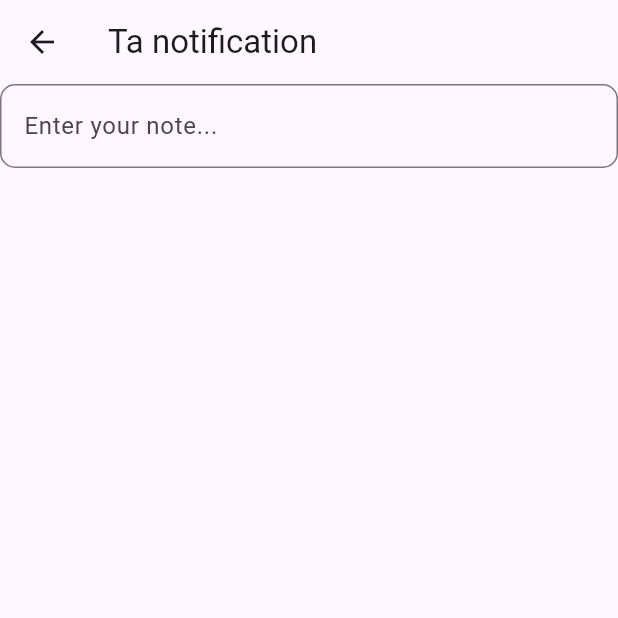
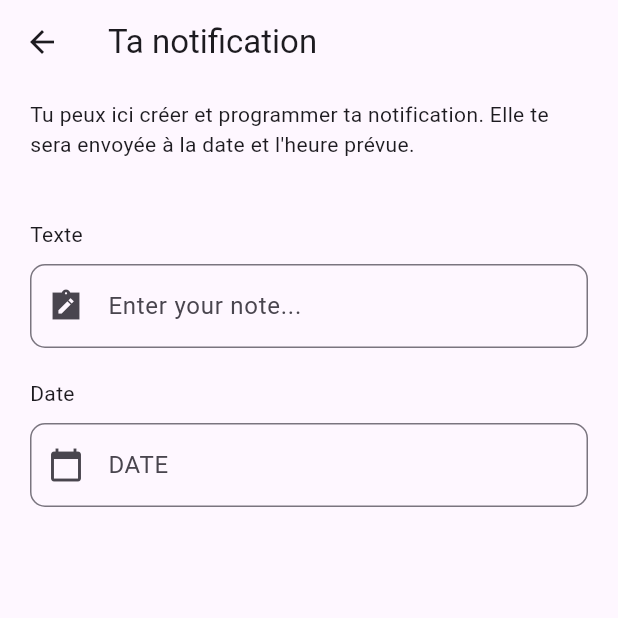
Before and after one commit to PenseeExprimee/RappelleMoi, a Flutter app: the CreateOrUpdateNotesView screen opened by its route, on a phone screen of 412 x 824 dp, the top half of it. Run offline on Flutter 3.47's test engine with Material 3 defaults, Android fonts, the phone set to English and light mode, and no system bars; our stand-ins replace bloc, cloud_firestore, firebase_auth, firebase_core, flutter_bloc; accounts and stored records are empty.

Commit message:
Add a date field to the create or update note page

```diff
--- a/lib/services/cloud/cloud_firebase_storage.dart
+++ b/lib/services/cloud/cloud_firebase_storage.dart
@@ -33,7 +33,8 @@ class FirebaseCloudStorage {
       return CloudNote(
         noteId: fetchedNote.id,
         userId: ownerUserId,
-        text: ''
+        text: '',
+        //notificationDate: DateTime.now()
       );
     } catch (e){
       throw CouldNotCreateNote();
--- a/lib/services/cloud/cloud_note.dart
+++ b/lib/services/cloud/cloud_note.dart
@@ -9,11 +9,13 @@ class CloudNote {
   final String noteId;
   final String userId;
   final String text;
+  //final DateTime notificationDate;
 
   const CloudNote({
     required this.noteId,
     required this.userId,
-    required this.text
+    required this.text,
+    //required this.notificationDate
   });
 
   //factory constrctor to get the note from the database and transform it into one of our CloudNote :D
@@ -22,4 +24,5 @@ class CloudNote {
   noteId = snapshot.id,
   userId = snapshot.data()['user_id'],
   text = snapshot.data()['text'] as String;
+  //notificationDate = snapshot.data()['execution_date'];
 }
--- a/lib/views/notes/create_or_update_view.dart
+++ b/lib/views/notes/create_or_update_view.dart
@@ -15,13 +15,16 @@ class CreateOrUpdateNotesView extends StatefulWidget {
 class _CreateOrUpdateNotesViewState extends State<CreateOrUpdateNotesView> {
 
   CloudNote? _note;
+  DateTime? _date;
   late final TextEditingController _textController;
+  late final TextEditingController _dateTimeController;
   late final FirebaseCloudStorage _notesService;
 
   @override
   void initState() {
     _notesService = FirebaseCloudStorage(); //always the same because we created a singleton
     _textController = TextEditingController();
+    _dateTimeController = TextEditingController();
     super.initState();
   }
 
@@ -81,9 +84,19 @@ class _CreateOrUpdateNotesViewState extends State<CreateOrUpdateNotesView> {
     );
   }
 
+  void _dateTimeControllerListener() async {
+    final currentDate = _date;
+    if(currentDate == null){ //there is no date
+      return;
+    }
+    //TO DO
+  }
   void setupTextControllerListener(){
     _textController.removeListener(_textControllerListener); //remove the function that reacts to text modification
     _textController.addListener(_textControllerListener); //add a function that reacts to text modification
+
+    _dateTimeController.removeListener(_dateTimeControllerListener);
+    _dateTimeController.addListener(_dateTimeControllerListener);
   }
 
   @override
@@ -91,6 +104,7 @@ class _CreateOrUpdateNotesViewState extends State<CreateOrUpdateNotesView> {
     deleteNoteIfTextIsEmpty();
     saveNoteIfTextNotEmpty();
     _textController.dispose();
+    _dateTimeController.dispose();
     super.dispose();
   }
 
@@ -108,16 +122,51 @@ class _CreateOrUpdateNotesViewState extends State<CreateOrUpdateNotesView> {
             case ConnectionState.done:
               devtools.log('Setup text editing controller');
               setupTextControllerListener();
-              return TextField(
+              return  Padding(
+                padding: const EdgeInsetsDirectional.symmetric(horizontal: 20),
+                child: Column(
+                  children: [
+                    const SizedBox(height: 10,),
+                    const Text("Tu peux ici créer et programmer ta notification. Elle te sera envoyée à la date et l'heure prévue."),
+                    const SizedBox(height: 40,),
+                    const Align(
+                      alignment:Alignment.topLeft,
+                      child:Text('Texte'),
+                    ),
+                    const SizedBox(height: 10,),
+                    TextField(
                       controller: _textController,
                       keyboardType: TextInputType.multiline,
                       maxLines: null, //the text space expands when the user is typing
                       decoration: const InputDecoration(
                         hintText: 'Enter your note...',
+                        prefixIcon: Icon(Icons.note_alt_sharp),
                         border: OutlineInputBorder(
                             borderRadius: BorderRadius.all(Radius.circular(10.0))
                             ),
                       )
+                    ),
+                    const SizedBox(height: 20,),
+                    const Align(
+                      alignment: Alignment.topLeft,
+                      child: Text('Date'),
+                    ),
+                    const SizedBox(height: 10,),
+                     TextField(
+                      controller: _dateTimeController,
+                      onTap:() {
+                        _selectedDate();
+                      },
+                      decoration: const InputDecoration(
+                        hintText: 'DATE',
+                        prefixIcon: Icon(Icons.calendar_today),
+                        border: OutlineInputBorder(
+                          borderRadius: BorderRadius.all(Radius.circular(10.0))
+                        )
+                      ),
+                    )
+                  ],
+                ),
               );
             default:
             devtools.log('default option of create or get existing note');
@@ -128,4 +177,19 @@ class _CreateOrUpdateNotesViewState extends State<CreateOrUpdateNotesView> {
       );
 
   }
+  Future <void> _selectedDate() async {
+  DateTime? _picked = await showDatePicker(
+    context: context,
+    initialDate: DateTime.now(),
+    firstDate: DateTime.now(),
+    lastDate: DateTime(2100)
+  );
+
+  if (_picked != null){
+    setState(() {
+      _dateTimeController.text = _picked.toString().split(" ")[0];
+    });
   }
+  return;
+}
+}
--- a/lib/views/notes/notes_view.dart
+++ b/lib/views/notes/notes_view.dart
@@ -70,7 +70,7 @@ class _NotesViewState extends State<NotesView> {
             },
           )
         ],
-        title: const Text('Tes notifications'),
+        title: const Text('Ta liste de future notifications'),
       ),
 
       body: StreamBuilder(
```
Lines whose indentation alone changed are shown as unchanged.
